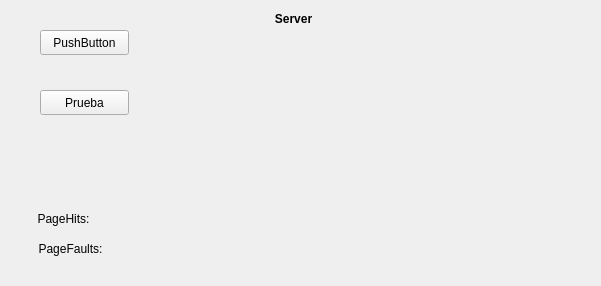
First picture: the form in ServerMCG/mainwindow.ui, repository CarlosCL13/MemoryCardGamePIDII, before the edit.
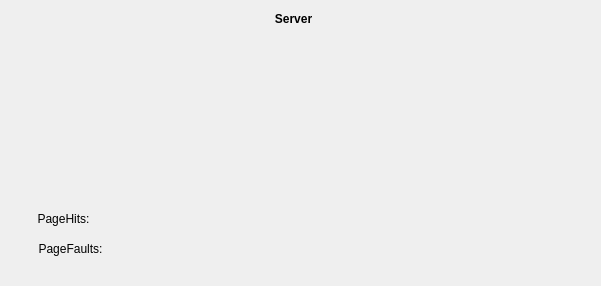
Second picture: the form after the edit.

The edit to the form file:
```diff
--- a/ServerMCG/mainwindow.ui
+++ b/ServerMCG/mainwindow.ui
@@ -429,32 +429,6 @@
    <string>MainWindow</string>
   </property>
   <widget class="QWidget" name="centralwidget">
-   <widget class="QPushButton" name="pushButton">
-    <property name="geometry">
-     <rect>
-      <x>40</x>
-      <y>30</y>
-      <width>89</width>
-      <height>25</height>
-     </rect>
-    </property>
-    <property name="text">
-     <string>PushButton</string>
-    </property>
-   </widget>
-   <widget class="QPushButton" name="prueba">
-    <property name="geometry">
-     <rect>
-      <x>40</x>
-      <y>90</y>
-      <width>89</width>
-      <height>25</height>
-     </rect>
-    </property>
-    <property name="text">
-     <string>Prueba</string>
-    </property>
-   </widget>
    <widget class="QLabel" name="lblserver">
     <property name="geometry">
      <rect>
```
